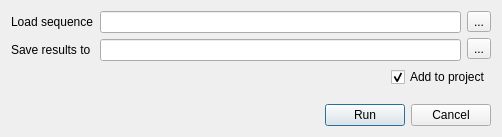
This is src/plugins/query_designer/src/ui/RunQueryDialog.ui in violethaze74/ugene as Qt 5 draws it before an edit. The edited form follows.
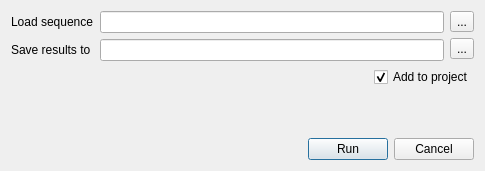
This is the edited form.

Commit message: Broken dialog layout on mac fix.

What changed in the file:
```diff
--- a/src/plugins/query_designer/src/ui/RunQueryDialog.ui
+++ b/src/plugins/query_designer/src/ui/RunQueryDialog.ui
@@ -6,8 +6,8 @@
    <rect>
     <x>0</x>
     <y>0</y>
-    <width>502</width>
-    <height>137</height>
+    <width>485</width>
+    <height>171</height>
    </rect>
   </property>
   <property name="sizePolicy">
@@ -26,6 +26,9 @@
    <string>Run Schema</string>
   </property>
   <layout class="QVBoxLayout" name="verticalLayout_4">
+   <property name="sizeConstraint">
+    <enum>QLayout::SetMinimumSize</enum>
+   </property>
    <item>
     <layout class="QHBoxLayout" name="horizontalLayout">
      <item>
```
